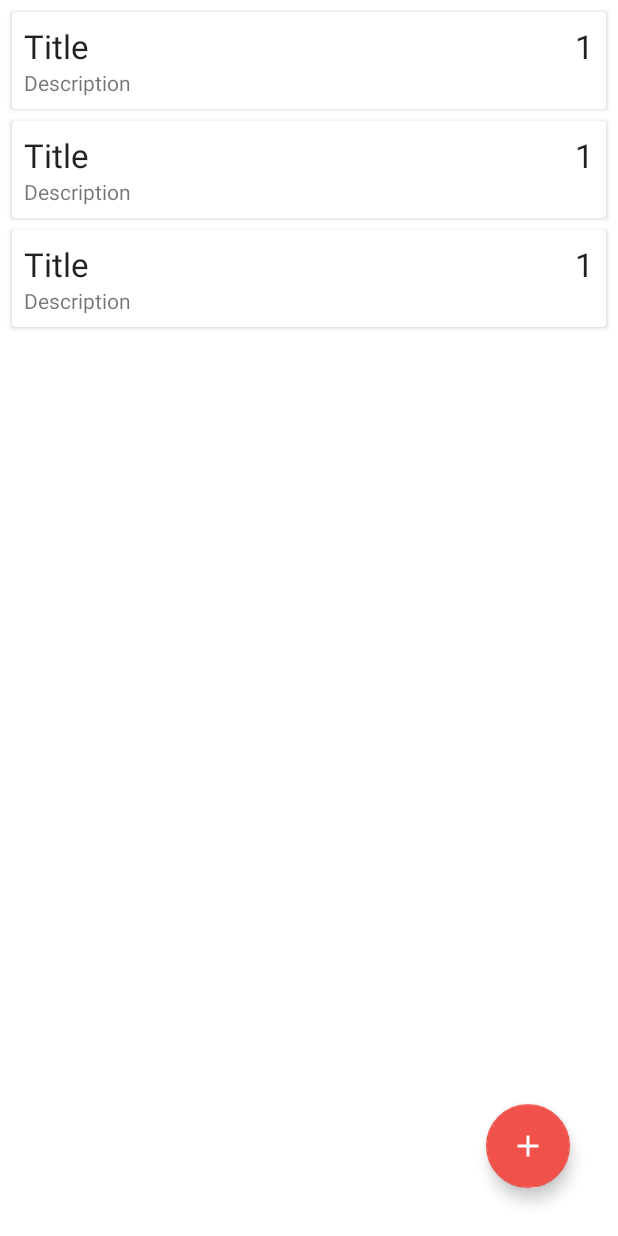
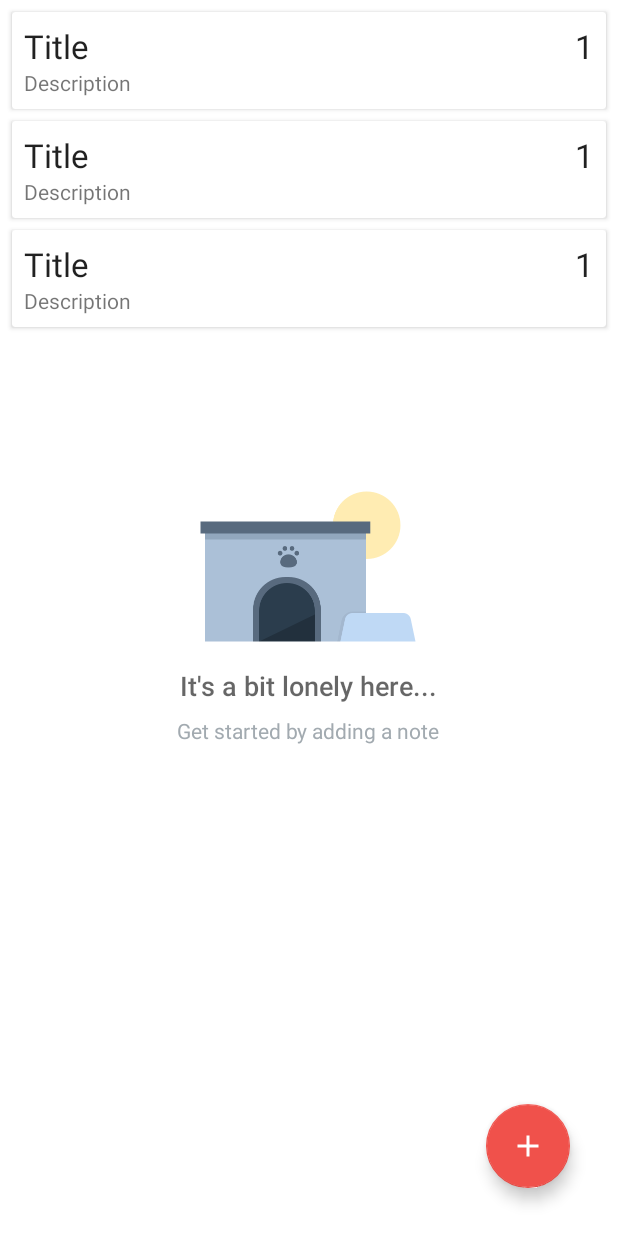
Before and after one commit to Sandeep03edu/Notepad, an Android app: the layout activity_main.xml on its own in the app's theme, with its tools: preview values and no code run, on a phone screen of 412 x 824 dp. Run offline under Robolectric (Android 15) with nearby library versions, the phone set to English and light mode, and no system bars; plain views replace RecyclerViewEmptySupport.

Commit message:
Minor change

```diff
--- a/app/build.gradle
+++ b/app/build.gradle
@@ -55,4 +55,6 @@ dependencies {
     testImplementation 'junit:junit:4.+'
     androidTestImplementation 'androidx.test.ext:junit:1.1.2'
     androidTestImplementation 'androidx.test.espresso:espresso-core:3.3.0'
+
+    implementation 'com.github.javiersantos:AppUpdater:2.7'
 }
--- a/app/src/main/java/com/example/notepad/NoteDatabase.java
+++ b/app/src/main/java/com/example/notepad/NoteDatabase.java
@@ -6,9 +6,6 @@ import androidx.room.Database;
 import androidx.room.Room;
 import androidx.room.RoomDatabase;
 import androidx.sqlite.db.SupportSQLiteDatabase;
-
-// entities can have multiple clasees so we can put it as array { , }
-// else can be used to take one class entities = {Note.class}, version = 1
 
 @Database(entities = {Note.class}, version = 1)
 public abstract class NoteDatabase extends RoomDatabase {
--- a/app/src/main/res/layout/activity_main.xml
+++ b/app/src/main/res/layout/activity_main.xml
@@ -26,7 +26,7 @@
         android:layout_width="wrap_content"
         android:layout_height="wrap_content"
         android:layout_centerInParent="true"
-        android:visibility="invisible">
+        android:visibility="visible">
 
         <ImageView
             android:id="@+id/empty_shelter_image"
--- a/build.gradle
+++ b/build.gradle
@@ -16,6 +16,9 @@ allprojects {
     repositories {
         google()
         jcenter()
+        maven {
+            url "https://jitpack.io"
+        }
     }
 }
 
```
Also changed, not shown: app/src/main/java/com/example/notepad/MainActivity.java (+16 -2 lines). Lines whose indentation alone changed are shown as unchanged.
